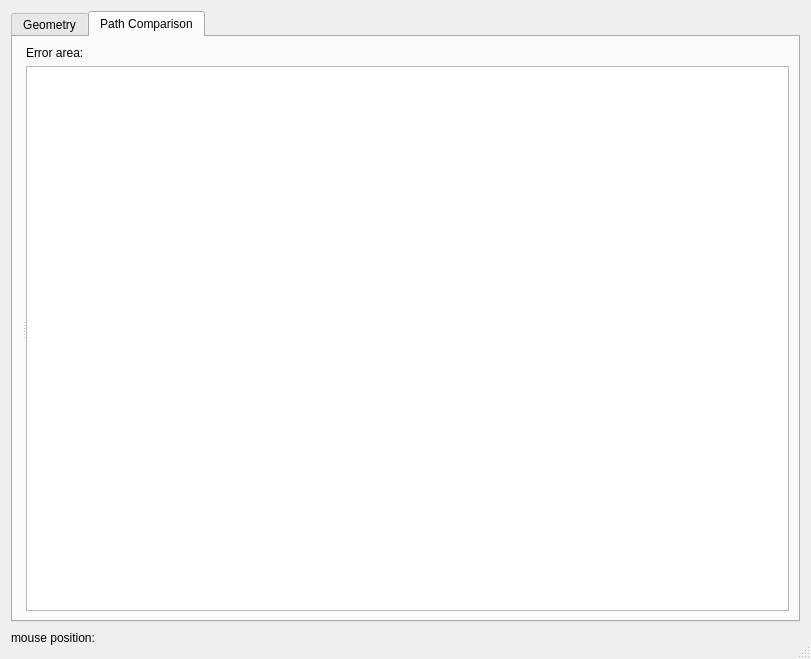
The window that pyslvs_ui/synthesis/dimensional_synthesis/dialogs/preview.ui (KmolYuan/Pyslvs-UI) describes before a commit, drawn with Qt 5.
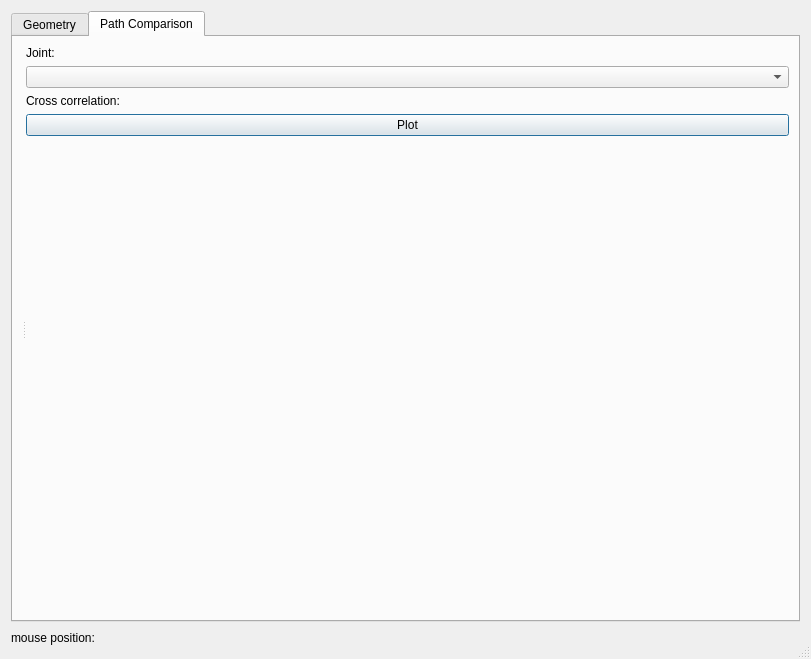
The same window after the commit. The open tabs and pages were chosen to show the change. Icons and pictures are not drawn.

Commit message: UI for cross correlation function.

Patch:
```diff
--- a/pyslvs_ui/synthesis/dimensional_synthesis/dialogs/preview.ui
+++ b/pyslvs_ui/synthesis/dimensional_synthesis/dialogs/preview.ui
@@ -280,12 +280,43 @@
            <item>
             <widget class="QLabel" name="label">
              <property name="text">
-              <string>Error area:</string>
+              <string>Joint:</string>
              </property>
             </widget>
            </item>
            <item>
-            <widget class="QListWidget" name="path_cmp_areas"/>
+            <widget class="QComboBox" name="plot_joint"/>
+           </item>
+           <item>
+            <widget class="QLabel" name="cc_plot_label">
+             <property name="text">
+              <string>Cross correlation:</string>
+             </property>
+            </widget>
+           </item>
+           <item>
+            <widget class="QPushButton" name="cc_plot_button">
+             <property name="text">
+              <string>Plot</string>
+             </property>
+             <property name="icon">
+              <iconset resource="../../../icons.qrc">
+               <normaloff>:/icons/formula.png</normaloff>:/icons/formula.png</iconset>
+             </property>
+            </widget>
+           </item>
+           <item>
+            <spacer name="verticalSpacer_4">
+             <property name="orientation">
+              <enum>Qt::Vertical</enum>
+             </property>
+             <property name="sizeHint" stdset="0">
+              <size>
+               <width>20</width>
+               <height>40</height>
+              </size>
+             </property>
+            </spacer>
            </item>
           </layout>
          </widget>
```
Left out of the diff: 6 changed lines with no effect on the pictures. The commit also changes 3 other files.
